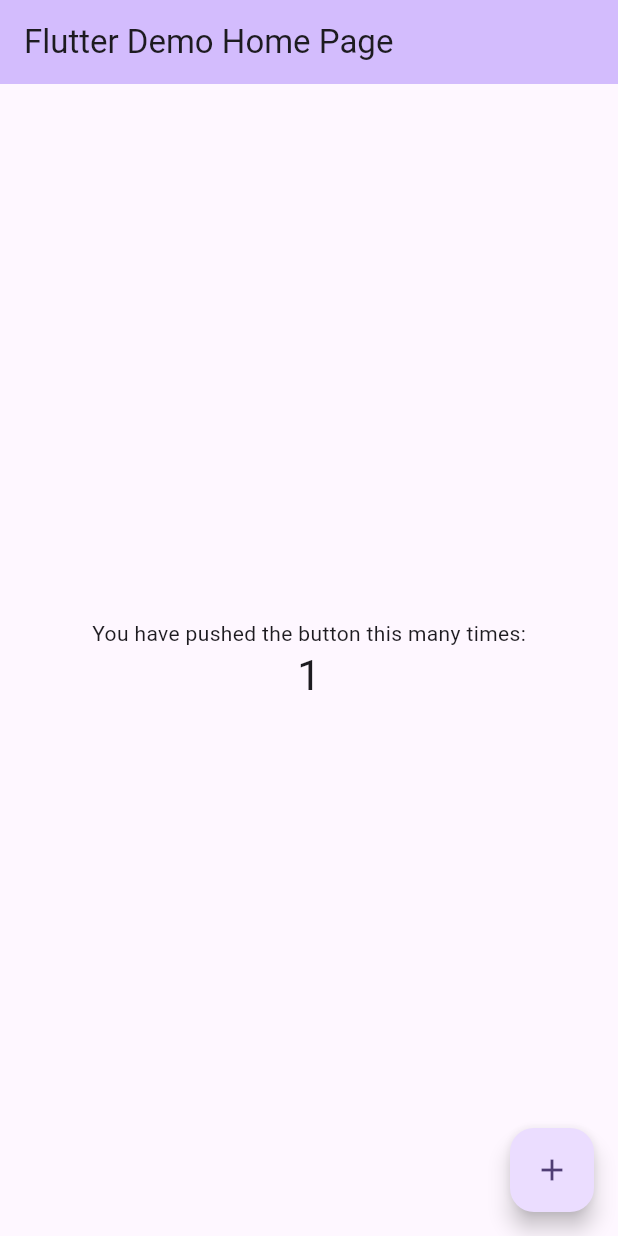
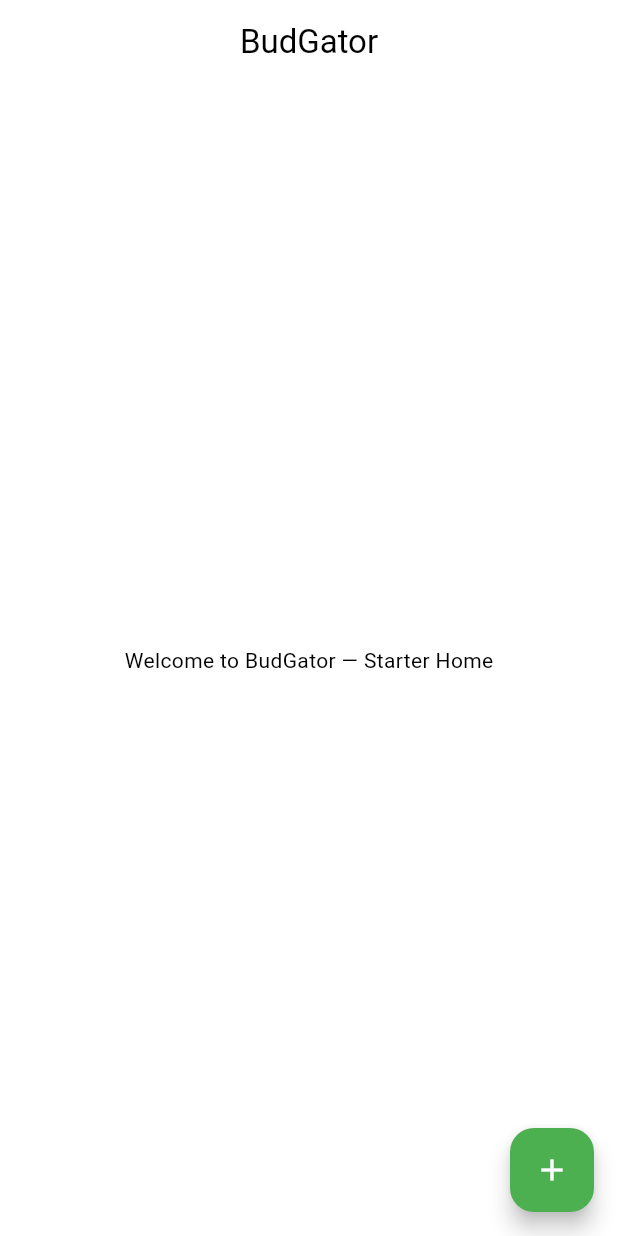
Before and after one commit to Snowy-T/BudGator, a Flutter app: the screen it shows after launch, after a tap on the "add" icon, on a phone screen of 412 x 824 dp. Run offline on Flutter 3.47's test engine with Material 3 defaults, Android fonts, the phone set to English and light mode, and no system bars; our stand-ins replace flutter_riverpod.

Commit message:
Initial clean architechture: main theme, home page, Transaction model, riverpod Provider

```diff
--- /dev/null
+++ b/lib/core/theme/app_theme.dart
@@ -0,0 +1,13 @@
+import 'package:flutter/material.dart';
+
+class AppTheme {
+  static const Color primary = Color(0xFF2E7D32);
+
+  static final ThemeData lightTheme = ThemeData(
+    primaryColor: primary,
+    colorScheme: ColorScheme.fromSwatch(primarySwatch: Colors.green)
+        .copyWith(primary: primary),
+    appBarTheme: const AppBarTheme(centerTitle: true, elevation: 0),
+    scaffoldBackgroundColor: Colors.white,
+  );
+}
--- a/lib/main.dart
+++ b/lib/main.dart
@@ -1,122 +1,22 @@
 import 'package:flutter/material.dart';
+import 'package:flutter_riverpod/flutter_riverpod.dart';
+import 'core/theme/app_theme.dart';
+import 'presentation/pages/home_page.dart';
 
 void main() {
-  runApp(const MyApp());
+  WidgetsFlutterBinding.ensureInitialized();
+  runApp(const ProviderScope(child: BudGatorApp()));
 }
 
-class MyApp extends StatelessWidget {
-  const MyApp({super.key});
+class BudGatorApp extends StatelessWidget {
+  const BudGatorApp({super.key});
 
-  // This widget is the root of your application.
   @override
   Widget build(BuildContext context) {
     return MaterialApp(
-      title: 'Flutter Demo',
-      theme: ThemeData(
-        // This is the theme of your application.
-        //
-        // TRY THIS: Try running your application with "flutter run". You'll see
-        // the application has a purple toolbar. Then, without quitting the app,
-        // try changing the seedColor in the colorScheme below to Colors.green
-        // and then invoke "hot reload" (save your changes or press the "hot
-        // reload" button in a Flutter-supported IDE, or press "r" if you used
-        // the command line to start the app).
-        //
-        // Notice that the counter didn't reset back to zero; the application
-        // state is not lost during the reload. To reset the state, use hot
-        // restart instead.
-        //
-        // This works for code too, not just values: Most code changes can be
-        // tested with just a hot reload.
-        colorScheme: .fromSeed(seedColor: Colors.deepPurple),
-      ),
-      home: const MyHomePage(title: 'Flutter Demo Home Page'),
+      title: 'BudGator',
+      theme: AppTheme.lightTheme,
+      home: const HomePage(),
     );
   }
 }
-
-class MyHomePage extends StatefulWidget {
-  const MyHomePage({super.key, required this.title});
-
-  // This widget is the home page of your application. It is stateful, meaning
-  // that it has a State object (defined below) that contains fields that affect
-  // how it looks.
-
-  // This class is the configuration for the state. It holds the values (in this
-  // case the title) provided by the parent (in this case the App widget) and
-  // used by the build method of the State. Fields in a Widget subclass are
-  // always marked "final".
-
-  final String title;
-
-  @override
-  State<MyHomePage> createState() => _MyHomePageState();
-}
-
-class _MyHomePageState extends State<MyHomePage> {
-  int _counter = 0;
-
-  void _incrementCounter() {
-    setState(() {
-      // This call to setState tells the Flutter framework that something has
-      // changed in this State, which causes it to rerun the build method below
-      // so that the display can reflect the updated values. If we changed
-      // _counter without calling setState(), then the build method would not be
-      // called again, and so nothing would appear to happen.
-      _counter++;
-    });
-  }
-
-  @override
-  Widget build(BuildContext context) {
-    // This method is rerun every time setState is called, for instance as done
-    // by the _incrementCounter method above.
-    //
-    // The Flutter framework has been optimized to make rerunning build methods
-    // fast, so that you can just rebuild anything that needs updating rather
-    // than having to individually change instances of widgets.
-    return Scaffold(
-      appBar: AppBar(
-        // TRY THIS: Try changing the color here to a specific color (to
-        // Colors.amber, perhaps?) and trigger a hot reload to see the AppBar
-        // change color while the other colors stay the same.
-        backgroundColor: Theme.of(context).colorScheme.inversePrimary,
-        // Here we take the value from the MyHomePage object that was created by
-        // the App.build method, and use it to set our appbar title.
-        title: Text(widget.title),
-      ),
-      body: Center(
-        // Center is a layout widget. It takes a single child and positions it
-        // in the middle of the parent.
-        child: Column(
-          // Column is also a layout widget. It takes a list of children and
-          // arranges them vertically. By default, it sizes itself to fit its
-          // children horizontally, and tries to be as tall as its parent.
-          //
-          // Column has various properties to control how it sizes itself and
-          // how it positions its children. Here we use mainAxisAlignment to
-          // center the children vertically; the main axis here is the vertical
-          // axis because Columns are vertical (the cross axis would be
-          // horizontal).
-          //
-          // TRY THIS: Invoke "debug painting" (choose the "Toggle Debug Paint"
-          // action in the IDE, or press "p" in the console), to see the
-          // wireframe for each widget.
-          mainAxisAlignment: .center,
-          children: [
-            const Text('You have pushed the button this many times:'),
-            Text(
-              '$_counter',
-              style: Theme.of(context).textTheme.headlineMedium,
-            ),
-          ],
-        ),
-      ),
-      floatingActionButton: FloatingActionButton(
-        onPressed: _incrementCounter,
-        tooltip: 'Increment',
-        child: const Icon(Icons.add),
-      ),
-    );
-  }
-}
--- /dev/null
+++ b/lib/presentation/pages/home_page.dart
@@ -0,0 +1,19 @@
+import 'package:flutter/material.dart';
+
+class HomePage extends StatelessWidget {
+  const HomePage({super.key});
+
+  @override
+  Widget build(BuildContext context) {
+    return Scaffold(
+      appBar: AppBar(title: const Text('BudGator')),
+      body: const Center(
+        child: Text('Welcome to BudGator — Starter Home'),
+      ),
+      floatingActionButton: FloatingActionButton(
+        onPressed: () {},
+        child: const Icon(Icons.add),
+      ),
+    );
+  }
+}
--- a/pubspec.yaml
+++ b/pubspec.yaml
@@ -30,6 +30,8 @@ environment:
 dependencies:
   flutter:
     sdk: flutter
+  flutter_riverpod: ^2.5.1
+
 
   # The following adds the Cupertino Icons font to your application.
   # Use with the CupertinoIcons class for iOS style icons.
```
Also changed, not shown: lib/data/models/transaction_model.dart (added, +31 -0 lines), lib/presentation/controllers/transaction_provider.dart (added, +18 -0 lines), pubspec.lock, 1 other file.
